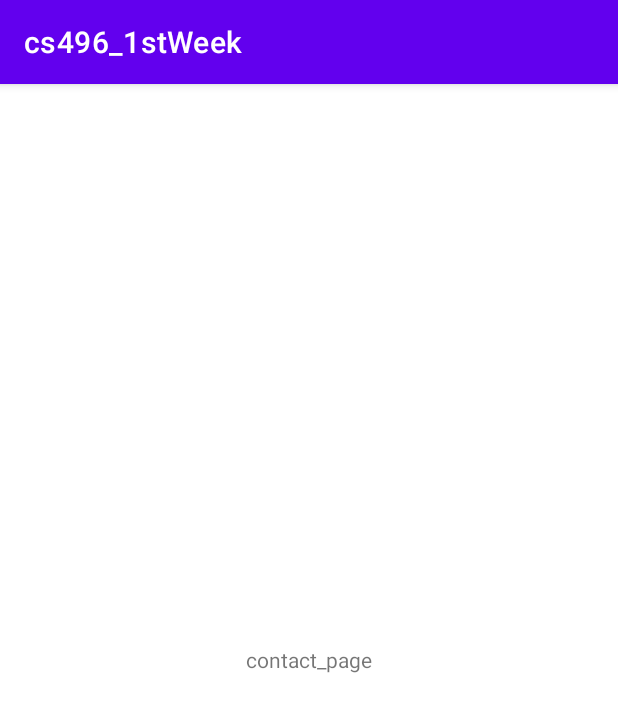
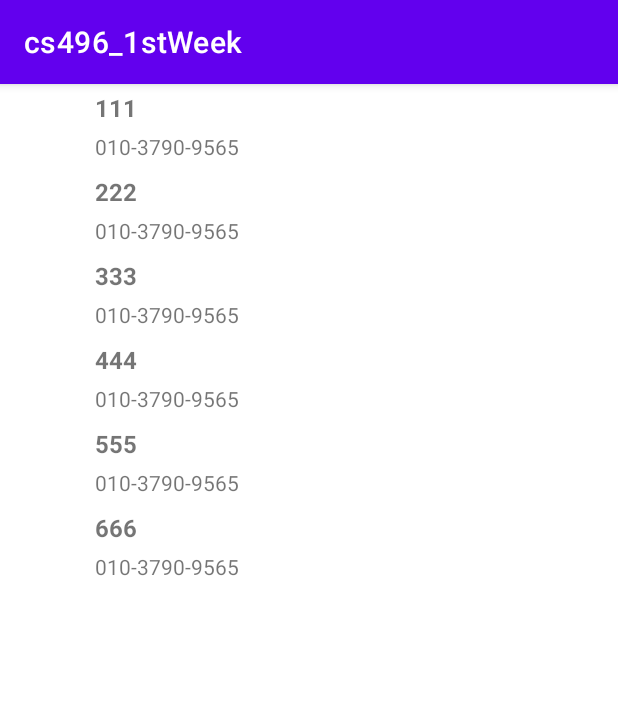
Before and after one commit to asjay18/cs496_1stWeek, an Android app: the fragment ContactFragment shown on its own in the app's theme, on a phone screen of 412 x 824 dp. Shown: the top 712 px of the screen. Run offline under Robolectric (Android 15) with nearby library versions, the phone set to English and light mode, and no system bars.

Commit message:
recycler view 구현 완료

```diff
--- /dev/null
+++ b/app/src/main/java/com/example/cs496_1stweek/contact/ContactAdapter.kt
@@ -0,0 +1,32 @@
+package com.example.cs496_1stweek.contact
+
+import android.view.LayoutInflater
+import android.view.View
+import android.view.ViewGroup
+import android.widget.TextView
+import androidx.recyclerview.widget.RecyclerView
+import com.example.cs496_1stweek.R
+
+class ContactAdapter (
+    private val context: ContactFragment,
+    private val dataset: List<RecycleView>
+) : RecyclerView.Adapter<ContactAdapter.ItemViewHolder>() {
+    class ItemViewHolder(private val view: View) : RecyclerView.ViewHolder(view) {
+        val textView: TextView = view.findViewById(R.id.contact_name)
+    }
+
+    override fun onCreateViewHolder(parent: ViewGroup, viewType: Int): ItemViewHolder {
+        val adapterLayout = LayoutInflater.from(parent.context)
+            .inflate(R.layout.contact_items, parent, false)
+        return ItemViewHolder(adapterLayout)
+    }
+
+    override fun onBindViewHolder(holder: ItemViewHolder, position: Int) {
+        val item = dataset[position]
+        holder.textView.text = context.resources.getString(item.stringResourceID)
+    }
+
+    override fun getItemCount(): Int {
+        return dataset.size
+    }
+}
--- a/app/src/main/java/com/example/cs496_1stweek/contact/ContactFragment.kt
+++ b/app/src/main/java/com/example/cs496_1stweek/contact/ContactFragment.kt
@@ -5,6 +5,7 @@ import android.view.LayoutInflater
 import android.view.View
 import android.view.ViewGroup
 import androidx.fragment.app.Fragment
+import androidx.recyclerview.widget.RecyclerView
 import com.example.cs496_1stweek.R
 
 class ContactFragment : Fragment() {
@@ -13,6 +14,11 @@ class ContactFragment : Fragment() {
         container: ViewGroup?,
         savedInstanceState: Bundle?
     ): View? {
-        return inflater.inflate(R.layout.contact_frag, container, false)
+        val contact_view = inflater.inflate(R.layout.contact_frag, container, false)
+        val recycleView: RecyclerView = contact_view.findViewById(R.id.contact_recycler_view)
+        val myDataset = ContactItem().loadRecycleview()
+
+        recycleView.adapter = ContactAdapter(this, myDataset)
+        return contact_view
     }
 }
--- /dev/null
+++ b/app/src/main/java/com/example/cs496_1stweek/contact/ContactItem.kt
@@ -0,0 +1,19 @@
+package com.example.cs496_1stweek.contact
+
+import com.example.cs496_1stweek.R
+
+class ContactItem {
+    fun loadRecycleview(): List<RecycleView> {
+        return listOf<RecycleView>(
+            RecycleView(R.string.recycleview1),
+            RecycleView(R.string.recycleview2),
+            RecycleView(R.string.recycleview3),
+            RecycleView(R.string.recycleview4),
+            RecycleView(R.string.recycleview5),
+            RecycleView(R.string.recycleview6)
+        )
+    }
+
+}
+
+data class RecycleView(val stringResourceID: Int)
--- a/app/src/main/res/layout/contact_frag.xml
+++ b/app/src/main/res/layout/contact_frag.xml
@@ -1,17 +1,17 @@
 <?xml version="1.0" encoding="utf-8"?>
-<FrameLayout
-    xmlns:android="http://schemas.android.com/apk/res/android"
+<FrameLayout xmlns:android="http://schemas.android.com/apk/res/android"
     xmlns:tools="http://schemas.android.com/tools"
     android:layout_width="match_parent"
     android:layout_height="match_parent"
+    xmlns:app="http://schemas.android.com/apk/res-auto"
     tools:layout_editor_absoluteX="1dp"
     tools:layout_editor_absoluteY="1dp">
 
-    <TextView
-        android:id="@+id/textView2"
+
+    <androidx.recyclerview.widget.RecyclerView
+        android:id="@+id/contact_recycler_view"
         android:layout_width="match_parent"
         android:layout_height="match_parent"
-        android:gravity="center"
-        android:text="contact_page" />
-
+        app:layoutManager="LinearLayoutManager"
+        android:scrollbars="vertical" />
 </FrameLayout>
--- /dev/null
+++ b/app/src/main/res/layout/contact_items.xml
@@ -0,0 +1,54 @@
+<?xml version="1.0" encoding="utf-8"?>
+<androidx.constraintlayout.widget.ConstraintLayout xmlns:android="http://schemas.android.com/apk/res/android"
+    xmlns:app="http://schemas.android.com/apk/res-auto"
+    xmlns:tools="http://schemas.android.com/tools"
+    android:layout_width="match_parent"
+    android:layout_height="56dp">
+
+    <ImageView
+        android:id="@+id/contact_pic"
+        android:layout_width="44dp"
+        android:layout_height="44dp"
+        android:layout_marginStart="8dp"
+        android:layout_marginEnd="3dp"
+        android:contentDescription="contact_pic"
+        app:layout_constraintBottom_toBottomOf="parent"
+        app:layout_constraintEnd_toStartOf="@+id/linearLayout"
+        app:layout_constraintStart_toStartOf="parent"
+        app:layout_constraintTop_toTopOf="parent"
+        tools:srcCompat="@tools:sample/avatars" />
+
+    <LinearLayout
+        android:id="@+id/linearLayout"
+        android:layout_width="0dp"
+        android:layout_height="wrap_content"
+        android:layout_marginStart="8dp"
+        android:layout_marginEnd="8dp"
+        android:orientation="vertical"
+        app:layout_constraintBottom_toBottomOf="parent"
+        app:layout_constraintEnd_toEndOf="parent"
+        app:layout_constraintStart_toEndOf="@+id/contact_pic"
+        app:layout_constraintTop_toTopOf="parent">
+
+        <TextView
+            android:id="@+id/contact_name"
+            android:layout_width="match_parent"
+            android:layout_height="wrap_content"
+            android:text="정세진"
+            android:textSize="16sp"
+            android:textStyle="bold" />
+
+        <Space
+            android:id="@+id/contact_sp"
+            android:layout_width="match_parent"
+            android:layout_height="5dp" />
+
+        <TextView
+            android:id="@+id/contact_phoneNum"
+            android:layout_width="match_parent"
+            android:layout_height="wrap_content"
+            android:text="010-3790-9565"
+            android:textSize="14sp" />
+    </LinearLayout>
+
+</androidx.constraintlayout.widget.ConstraintLayout>
--- a/app/src/main/res/values/strings.xml
+++ b/app/src/main/res/values/strings.xml
@@ -1,3 +1,11 @@
 <resources>
     <string name="app_name">cs496_1stWeek</string>
+    <string name="recycleview1">111</string>
+    <string name="recycleview2">222</string>
+    <string name="recycleview3">333</string>
+    <string name="recycleview4">444</string>
+    <string name="recycleview5">555</string>
+    <string name="recycleview6">666</string>
+
+
 </resources>
```
